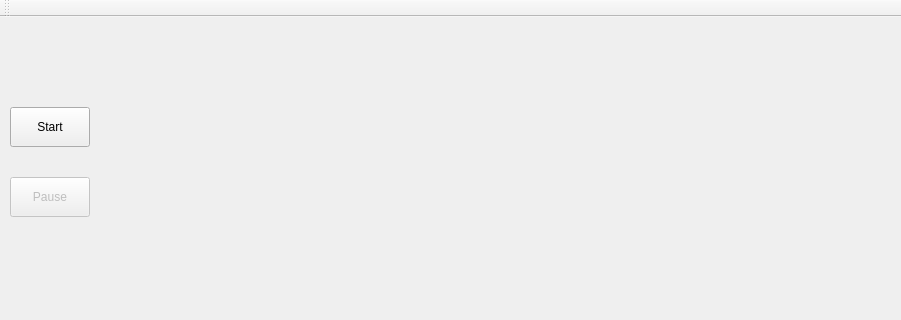
First picture: the form in QtApplication/mainWindow.ui, repository RTEP-zero-to-one/FacialDecoration, before the edit; both pictures show x 0 to 901 and y 0 to 320 of the 1100 by 800 pixel window.
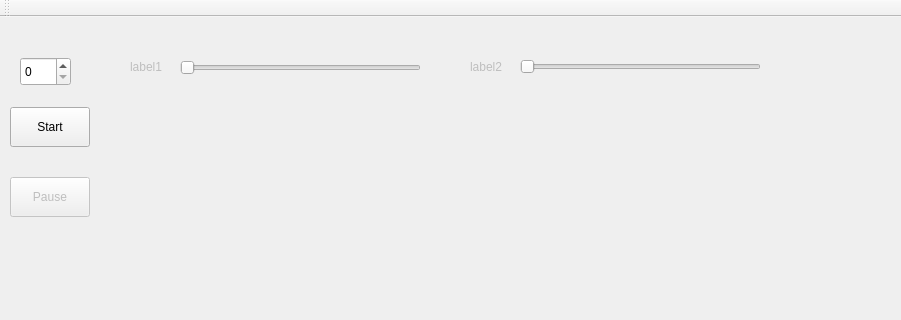
Second picture: the form after the edit.

Commit message: add QSpinBox and QSlider components

Diff of the .ui file:
```diff
--- a/QtApplication/mainWindow.ui
+++ b/QtApplication/mainWindow.ui
@@ -138,6 +138,89 @@
      <bool>true</bool>
     </property>
    </widget>
+   <widget class="QSpinBox" name="spinBox_1">
+    <property name="geometry">
+     <rect>
+      <x>20</x>
+      <y>40</y>
+      <width>51</width>
+      <height>29</height>
+     </rect>
+    </property>
+    <property name="maximum">
+     <number>30</number>
+    </property>
+   </widget>
+   <widget class="QLabel" name="label_1">
+    <property name="enabled">
+     <bool>false</bool>
+    </property>
+    <property name="geometry">
+     <rect>
+      <x>130</x>
+      <y>40</y>
+      <width>41</width>
+      <height>20</height>
+     </rect>
+    </property>
+    <property name="text">
+     <string>label1</string>
+    </property>
+   </widget>
+   <widget class="QSlider" name="beautySlider_2">
+    <property name="enabled">
+     <bool>true</bool>
+    </property>
+    <property name="geometry">
+     <rect>
+      <x>520</x>
+      <y>40</y>
+      <width>241</width>
+      <height>20</height>
+     </rect>
+    </property>
+    <property name="maximum">
+     <number>30</number>
+    </property>
+    <property name="orientation">
+     <enum>Qt::Horizontal</enum>
+    </property>
+   </widget>
+   <widget class="QSlider" name="beautySlider">
+    <property name="enabled">
+     <bool>true</bool>
+    </property>
+    <property name="geometry">
+     <rect>
+      <x>180</x>
+      <y>40</y>
+      <width>241</width>
+      <height>21</height>
+     </rect>
+    </property>
+    <property name="maximum">
+     <number>5</number>
+    </property>
+    <property name="orientation">
+     <enum>Qt::Horizontal</enum>
+    </property>
+   </widget>
+   <widget class="QLabel" name="label_2">
+    <property name="enabled">
+     <bool>false</bool>
+    </property>
+    <property name="geometry">
+     <rect>
+      <x>470</x>
+      <y>40</y>
+      <width>41</width>
+      <height>20</height>
+     </rect>
+    </property>
+    <property name="text">
+     <string>label2</string>
+    </property>
+   </widget>
   </widget>
   <widget class="QMenuBar" name="menuBar">
    <property name="enabled">
```
